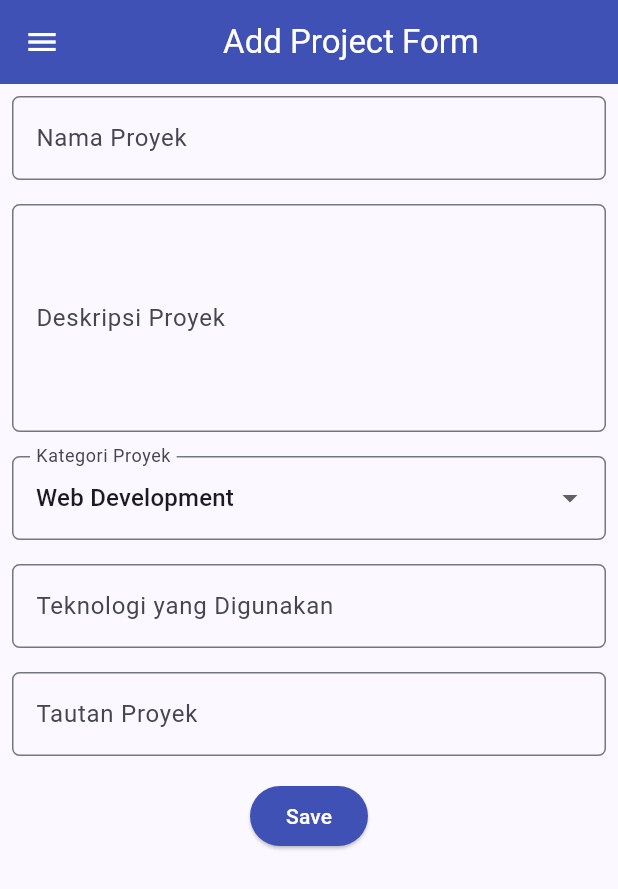
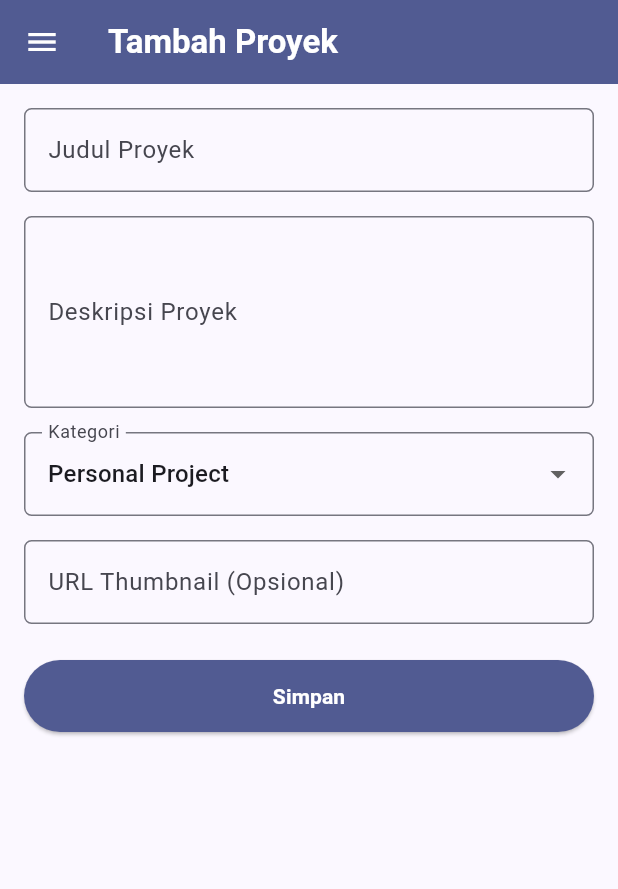
Before and after one commit to mhasbiassdq/myportofolio_mobile, a Flutter app: the ProjectFormPage screen opened directly, on a phone screen of 412 x 824 dp. Shown: the top 889 px of the screen. Run offline on Flutter 3.47's test engine with Material 3 defaults, Android fonts, the phone set to English and light mode, and no system bars; generated files the repository leaves out were written again.

Commit message:
feat(auth): guard protected routes and wire ProjectFormPage POST to DRF API

```diff
--- a/lib/screens/project_form.dart
+++ b/lib/screens/project_form.dart
@@ -1,6 +1,12 @@
 import 'package:flutter/material.dart';
+import 'package:myportofolio_mobile/models/project.dart';
+import 'package:myportofolio_mobile/services/api_client.dart';
+import 'package:myportofolio_mobile/services/auth_state.dart';
+import 'package:myportofolio_mobile/widgets/auth_guard.dart';
 import 'package:myportofolio_mobile/widgets/left_drawer.dart';
+import 'package:provider/provider.dart';
 
+/// Halaman formulir untuk menambahkan proyek baru ke backend DRF.
 class ProjectFormPage extends StatefulWidget {
   const ProjectFormPage({super.key});
 
@@ -11,202 +17,254 @@ class ProjectFormPage extends StatefulWidget {
 class _ProjectFormPageState extends State<ProjectFormPage> {
   final _formKey = GlobalKey<FormState>();
 
-  String _projectName = "";
-  String _description = "";
-  String _category = "Web Development"; // default
-  String _technologies = "";
-  String _projectLink = "";
+  String _title = '';
+  String _description = '';
+  String _category = 'personal';
+  String _thumbnail = '';
+  bool _isSubmitting = false;
 
-  final List<String> _categories = [
-    'Web Development',
-    'Mobile Development',
-    'Machine Learning',
-    'Data Science',
-    'Other',
-  ];
+  static const Map<String, String> _categories = {
+    'personal': 'Personal Project',
+    'academic': 'Academic',
+    'competition': 'Competition',
+    'community': 'Community',
+  };
+
+  Future<void> _submit() async {
+    if (!_formKey.currentState!.validate()) return;
+
+    final allowed = await ensureLoggedIn(context);
+    if (!allowed || !mounted) return;
+
+    final token = context.read<AuthState>().token;
+    if (token == null) return;
+
+    setState(() {
+      _isSubmitting = true;
+    });
+
+    final newProject = Project(
+      title: _title.trim(),
+      description: _description.trim(),
+      category: _category,
+      thumbnail: _thumbnail.trim(),
+    );
+
+    try {
+      final created = await context
+          .read<ApiClient>()
+          .createProject(newProject, token: token);
+      if (!mounted) return;
+
+      await showDialog<void>(
+        context: context,
+        builder: (context) {
+          return AlertDialog(
+            title: const Text('Proyek Berhasil Disimpan!'),
+            content: SingleChildScrollView(
+              child: Column(
+                crossAxisAlignment: CrossAxisAlignment.start,
+                mainAxisSize: MainAxisSize.min,
+                children: [
+                  Text('Judul: ${created.title}'),
+                  const SizedBox(height: 4),
+                  Text('Kategori: ${_categories[created.category] ?? created.category}'),
+                  const SizedBox(height: 4),
+                  Text('Deskripsi: ${created.description}'),
+                  if (created.thumbnail.isNotEmpty) ...[
+                    const SizedBox(height: 4),
+                    Text('Thumbnail: ${created.thumbnail}'),
+                  ],
+                ],
+              ),
+            ),
+            actions: [
+              TextButton(
+                onPressed: () {
+                  Navigator.pop(context);
+                  _formKey.currentState?.reset();
+                  setState(() {
+                    _title = '';
+                    _description = '';
+                    _category = 'personal';
+                    _thumbnail = '';
+                  });
+                },
+                child: const Text('OK'),
+              ),
+            ],
+          );
+        },
+      );
+    } on ApiException catch (e) {
+      if (!mounted) return;
+      if (e.statusCode == 401) {
+        await context.read<AuthState>().logout();
+        if (!mounted) return;
+        ScaffoldMessenger.of(context)
+          ..hideCurrentSnackBar()
+          ..showSnackBar(
+            const SnackBar(
+              content: Text('Sesi berakhir (401). Silakan login ulang.'),
+              behavior: SnackBarBehavior.floating,
+            ),
+          );
+        await ensureLoggedIn(context);
+      } else {
+        ScaffoldMessenger.of(context)
+          ..hideCurrentSnackBar()
+          ..showSnackBar(
+            SnackBar(
+              content: Text('Gagal menyimpan proyek (HTTP ${e.statusCode}).'),
+              behavior: SnackBarBehavior.floating,
+            ),
+          );
+      }
+    } catch (e) {
+      if (!mounted) return;
+      ScaffoldMessenger.of(context)
+        ..hideCurrentSnackBar()
+        ..showSnackBar(
+          SnackBar(
+            content: Text('Terjadi kesalahan jaringan: $e'),
+            behavior: SnackBarBehavior.floating,
+          ),
+        );
+    } finally {
+      if (mounted) {
+        setState(() {
+          _isSubmitting = false;
+        });
+      }
+    }
+  }
 
   @override
   Widget build(BuildContext context) {
     return Scaffold(
       appBar: AppBar(
-        title: const Center(
-          child: Text(
-            'Add Project Form',
+        title: const Text(
+          'Tambah Proyek',
+          style: TextStyle(color: Colors.white, fontWeight: FontWeight.bold),
         ),
-        ),
-        backgroundColor: Colors.indigo,
-        foregroundColor: Colors.white,
+        backgroundColor: Theme.of(context).colorScheme.primary,
+        iconTheme: const IconThemeData(color: Colors.white),
       ),
       drawer: const LeftDrawer(),
       body: Form(
         key: _formKey,
         child: SingleChildScrollView(
+          padding: const EdgeInsets.all(16.0),
           child: Column(
-            crossAxisAlignment: CrossAxisAlignment.start,
+            crossAxisAlignment: CrossAxisAlignment.stretch,
             children: [
-              // === Project Name ===
-              Padding(
-                padding: const EdgeInsets.all(8.0),
-                child: TextFormField(
+              TextFormField(
                 decoration: InputDecoration(
-                    hintText: "Nama Proyek",
-                    labelText: "Nama Proyek",
+                  hintText: 'Judul Proyek',
+                  labelText: 'Judul Proyek',
                   border: OutlineInputBorder(
                     borderRadius: BorderRadius.circular(5.0),
                   ),
                 ),
-                  onChanged: (String? value) {
-                    setState(() {
-                      _projectName = value!;
-                    });
-                  },
-                  validator: (String? value) {
+                onChanged: (value) => _title = value,
+                validator: (value) {
                   if (value == null || value.trim().isEmpty) {
-                      return "Nama proyek tidak boleh kosong!";
+                    return 'Judul proyek tidak boleh kosong!';
+                  }
+                  if (value.trim().length > 255) {
+                    return 'Judul proyek maksimal 255 karakter.';
                   }
                   return null;
                 },
               ),
-              ),
-
-              // === Description ===
-              Padding(
-                padding: const EdgeInsets.all(8.0),
-                child: TextFormField(
-                  maxLines: 5,
+              const SizedBox(height: 16.0),
+              TextFormField(
+                maxLines: 4,
                 decoration: InputDecoration(
-                    hintText: "Deskripsi Proyek",
-                    labelText: "Deskripsi Proyek",
+                  hintText: 'Deskripsi Proyek',
+                  labelText: 'Deskripsi Proyek',
                   border: OutlineInputBorder(
                     borderRadius: BorderRadius.circular(5.0),
                   ),
                 ),
-                  onChanged: (String? value) {
-                    setState(() {
-                      _description = value!;
-                    });
-                  },
-                  validator: (String? value) {
+                onChanged: (value) => _description = value,
+                validator: (value) {
                   if (value == null || value.trim().isEmpty) {
-                      return "Deskripsi proyek tidak boleh kosong!";
+                    return 'Deskripsi proyek tidak boleh kosong!';
                   }
                   return null;
                 },
               ),
-              ),
-
-              // === Category ===
-              Padding(
-                padding: const EdgeInsets.all(8.0),
-                child: DropdownButtonFormField<String>(
+              const SizedBox(height: 16.0),
+              DropdownButtonFormField<String>(
+                initialValue: _category,
                 decoration: InputDecoration(
-                    labelText: "Kategori Proyek",
+                  labelText: 'Kategori',
                   border: OutlineInputBorder(
                     borderRadius: BorderRadius.circular(5.0),
                   ),
                 ),
-                  initialValue: _category,
-                  items: _categories
+                items: _categories.entries
                     .map(
-                        (category) => DropdownMenuItem(
-                          value: category,
-                          child: Text(category),
+                      (entry) => DropdownMenuItem<String>(
+                        value: entry.key,
+                        child: Text(entry.value),
                       ),
                     )
                     .toList(),
-                  onChanged: (String? newValue) {
+                onChanged: (value) {
+                  if (value != null) {
                     setState(() {
-                      _category = newValue!;
+                      _category = value;
                     });
+                  }
                 },
               ),
-              ),
-
-              // === Technologies ===
-              Padding(
-                padding: const EdgeInsets.all(8.0),
-                child: TextFormField(
+              const SizedBox(height: 16.0),
+              TextFormField(
+                keyboardType: TextInputType.url,
                 decoration: InputDecoration(
-                    hintText: "Contoh: Flutter, Django, Figma",
-                    labelText: "Teknologi yang Digunakan",
+                  hintText: 'https://contoh.com/gambar.png (Opsional)',
+                  labelText: 'URL Thumbnail (Opsional)',
                   border: OutlineInputBorder(
                     borderRadius: BorderRadius.circular(5.0),
                   ),
                 ),
-                  onChanged: (String? value) {
-                    setState(() {
-                      _technologies = value!;
-                    });
+                onChanged: (value) => _thumbnail = value,
+                validator: (value) {
+                  if (value == null || value.trim().isEmpty) {
+                    return null;
+                  }
+                  final uri = Uri.tryParse(value.trim());
+                  if (uri == null ||
+                      !uri.hasScheme ||
+                      (uri.scheme != 'http' && uri.scheme != 'https') ||
+                      uri.host.isEmpty) {
+                    return 'Masukkan URL yang valid (diawali http:// atau https://).';
+                  }
+                  return null;
                 },
               ),
+              const SizedBox(height: 24.0),
+              ElevatedButton(
+                style: ElevatedButton.styleFrom(
+                  backgroundColor: Theme.of(context).colorScheme.primary,
+                  foregroundColor: Colors.white,
+                  padding: const EdgeInsets.symmetric(vertical: 14.0),
                 ),
-
-              // === Project Link ===
-              Padding(
-                padding: const EdgeInsets.all(8.0),
-                child: TextFormField(
-                  decoration: InputDecoration(
-                    hintText: "URL Proyek (opsional)",
-                    labelText: "Tautan Proyek",
-                    border: OutlineInputBorder(
-                      borderRadius: BorderRadius.circular(5.0),
+                onPressed: _isSubmitting ? null : _submit,
+                child: _isSubmitting
+                    ? const SizedBox(
+                        height: 20,
+                        width: 20,
+                        child: CircularProgressIndicator(
+                          strokeWidth: 2,
+                          color: Colors.white,
                         ),
-                  ),
-                  onChanged: (String? value) {
-                    setState(() {
-                      _projectLink = value!;
-                    });
-                  },
-                ),
-              ),
-
-              // === Tombol Simpan ===
-              Align(
-                alignment: Alignment.bottomCenter,
-                child: Padding(
-                  padding: const EdgeInsets.all(8.0),
-                  child: ElevatedButton(
-                    style: ButtonStyle(
-                      backgroundColor: WidgetStateProperty.all(Colors.indigo),
-                    ),
-                    onPressed: () {
-                      if (_formKey.currentState!.validate()) {
-                        showDialog(
-                          context: context,
-                          builder: (context) {
-                            return AlertDialog(
-                              title: const Text('Proyek berhasil ditambahkan!'),
-                              content: SingleChildScrollView(
-                                child: Column(
-                                  crossAxisAlignment: CrossAxisAlignment.start,
-                                  children: [
-                                    Text('Nama Proyek: $_projectName'),
-                                    Text('Deskripsi: $_description'),
-                                    Text('Kategori: $_category'),
-                                    Text('Teknologi: $_technologies'),
-                                    Text('Tautan: $_projectLink'),
-                                  ],
-                                ),
-                              ),
-                              actions: [
-                                TextButton(
-                                  child: const Text('OK'),
-                                  onPressed: () {
-                                    Navigator.pop(context);
-                                    _formKey.currentState!.reset();
-                                  },
-                                ),
-                              ],
-                            );
-                          },
-                        );
-                      }
-                    },
-                    child: const Text(
-                      "Save",
-                      style: TextStyle(color: Colors.white),
-                    ),
-                  ),
+                      )
+                    : const Text(
+                        'Simpan',
+                        style: TextStyle(fontWeight: FontWeight.bold),
                       ),
               ),
             ],
```
Also changed, not shown: lib/widgets/left_drawer.dart (+55 -1 lines), lib/widgets/project_card.dart (+41 -4 lines). Lines whose indentation alone changed are shown as unchanged.
